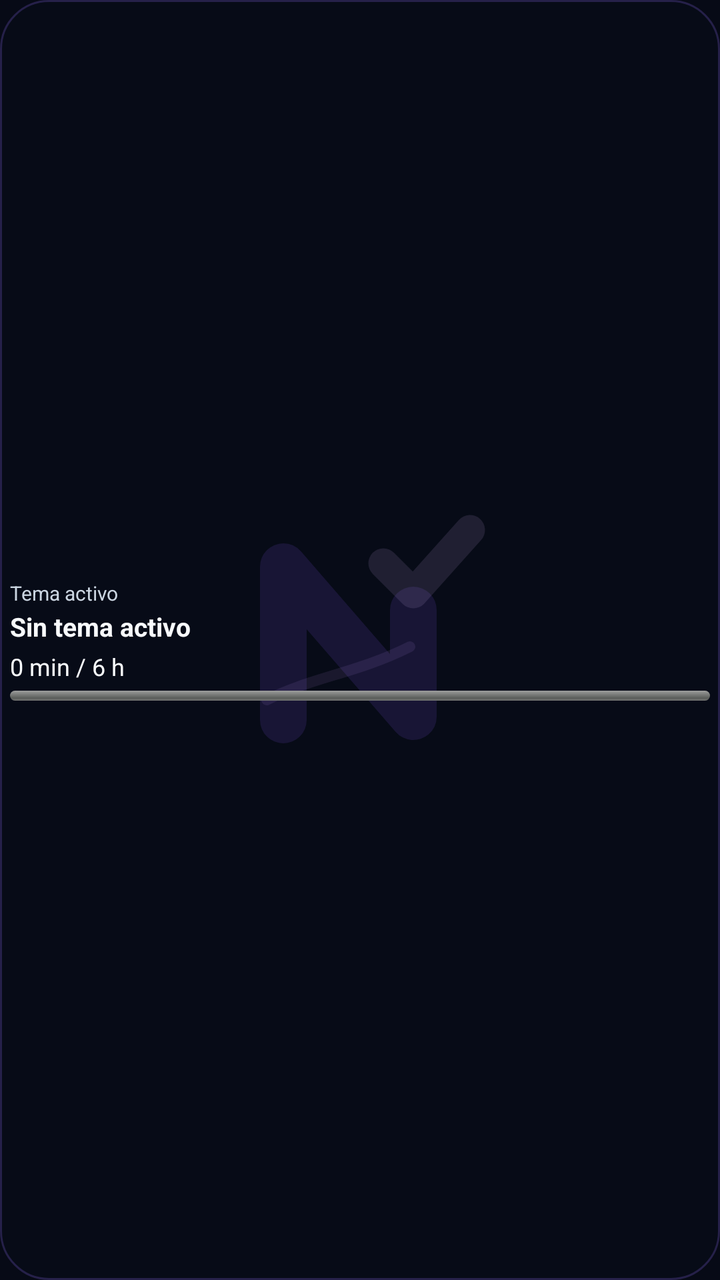
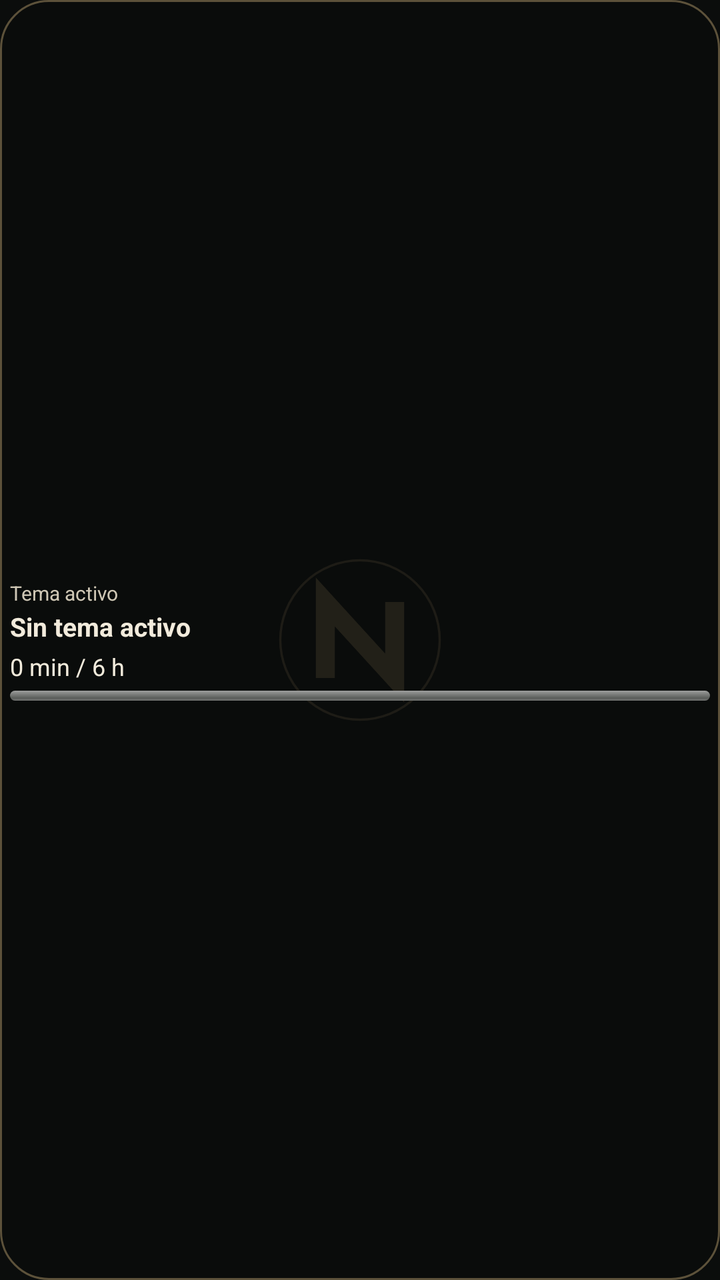

The first picture is an Android layout as it rendered before a commit; the second is the same layout after the commit. The layout source and the unified diff follow.
<!-- AndroidManifest.xml: application theme Theme.Testario -->
<!-- res/layout/widget_planario_today_compact.xml -->
<?xml version="1.0" encoding="utf-8"?>
<LinearLayout xmlns:android="http://schemas.android.com/apk/res/android"
    android:id="@+id/widgetCompactRoot"
    android:layout_width="match_parent"
    android:layout_height="match_parent"
    android:orientation="vertical"
    android:gravity="center_vertical"
    android:background="@drawable/widget_today_background_dark"
    android:padding="5dp">

    <TextView
        android:id="@+id/widgetCompactTitle"
        android:layout_width="match_parent"
        android:layout_height="wrap_content"
        android:maxLines="1"
        android:text="Tema activo"
        android:textSize="10sp"
        android:textColor="#CBD5E1" />

    <TextView
        android:id="@+id/widgetCompactObjectives"
        android:layout_width="match_parent"
        android:layout_height="wrap_content"
        android:layout_marginTop="1dp"
        android:maxLines="1"
        android:ellipsize="end"
        android:text="Sin tema activo"
        android:textStyle="bold"
        android:textSize="13sp"
        android:textColor="#F8FAFC" />

    <TextView
        android:id="@+id/widgetCompactProgress"
        android:layout_width="match_parent"
        android:layout_height="wrap_content"
        android:layout_marginTop="3dp"
        android:maxLines="1"
        android:ellipsize="end"
        android:text="0 min / 6 h"
        android:textSize="12sp"
        android:textColor="#F8FAFC" />

    <ProgressBar
        android:id="@+id/widgetCompactBar"
        style="@android:style/Widget.ProgressBar.Horizontal"
        android:layout_width="match_parent"
        android:layout_height="5dp"
        android:layout_marginTop="4dp"
        android:max="100"
        android:progress="0" />
</LinearLayout>
<!-- resources referenced by this layout -->
<resources>
  <!-- drawable widget_today_background_dark (drawable) -->
  <?xml version="1.0" encoding="utf-8"?>
  <layer-list xmlns:android="http://schemas.android.com/apk/res/android">
      <item>
          <shape>
              <solid android:color="#E6070C18" />
              <stroke android:width="1dp" android:color="#5A5E4AA8" />
              <corners android:radius="24dp" />
          </shape>
      </item>
      <item
          android:drawable="@drawable/nexum_watermark"
          android:gravity="center"
          android:width="180dp"
          android:height="180dp" />
  </layer-list>
  <style name="Theme.Testario" parent="android:style/Theme.Material.Light.NoActionBar">
          <item name="android:windowBackground">#070A16</item>
          <item name="android:statusBarColor">#070A16</item>
          <item name="android:navigationBarColor">#070A16</item>
          <item name="android:windowLightStatusBar">false</item>
      </style>
  <!-- drawable nexum_watermark (drawable) -->
  <?xml version="1.0" encoding="utf-8"?>
  <vector xmlns:android="http://schemas.android.com/apk/res/android"
      android:width="180dp"
      android:height="180dp"
      android:viewportWidth="108"
      android:viewportHeight="108">
      <path
          android:pathData="M31,78 L31,32 L70,77 L70,45"
          android:fillColor="@android:color/transparent"
          android:strokeColor="#8B5CFF"
          android:strokeAlpha="0.13"
          android:strokeWidth="14"
          android:strokeLineCap="round"
          android:strokeLineJoin="round" />
      <path
          android:pathData="M61,31 L70,40 L87,21"
          android:fillColor="@android:color/transparent"
          android:strokeColor="#DDB9FF"
          android:strokeAlpha="0.12"
          android:strokeWidth="9"
          android:strokeLineCap="round"
          android:strokeLineJoin="round" />
      <path
          android:pathData="M26,72 C40,65 53,64 69,56"
          android:fillColor="@android:color/transparent"
          android:strokeColor="#C79BFF"
          android:strokeAlpha="0.10"
          android:strokeWidth="3.2"
          android:strokeLineCap="round" />
  </vector>
</resources>

<!-- the commit's change to res/layout/widget_planario_today_compact.xml (unified diff, before → after) -->
@@ -15,7 +15,7 @@
         android:maxLines="1"
         android:text="Tema activo"
         android:textSize="10sp"
-        android:textColor="#CBD5E1" />
+        android:textColor="#CFC7B5" />
 
     <TextView
         android:id="@+id/widgetCompactObjectives"
@@ -27,7 +27,7 @@
         android:text="Sin tema activo"
         android:textStyle="bold"
         android:textSize="13sp"
-        android:textColor="#F8FAFC" />
+        android:textColor="#F2EBDC" />
 
     <TextView
         android:id="@+id/widgetCompactProgress"
@@ -38,7 +38,7 @@
         android:ellipsize="end"
         android:text="0 min / 6 h"
         android:textSize="12sp"
-        android:textColor="#F8FAFC" />
+        android:textColor="#F2EBDC" />
 
     <ProgressBar
         android:id="@+id/widgetCompactBar"
<!-- resource entries referenced after the edit -->
@@ -5,8 +5,8 @@
   <layer-list xmlns:android="http://schemas.android.com/apk/res/android">
       <item>
           <shape>
-              <solid android:color="#E6070C18" />
-              <stroke android:width="1dp" android:color="#5A5E4AA8" />
+              <solid android:color="#E60B0D0C" />
+              <stroke android:width="1dp" android:color="#66D8B880" />
               <corners android:radius="24dp" />
           </shape>
       </item>
@@ -17,9 +17,9 @@
           android:height="180dp" />
   </layer-list>
   <style name="Theme.Testario" parent="android:style/Theme.Material.Light.NoActionBar">
-          <item name="android:windowBackground">#070A16</item>
-          <item name="android:statusBarColor">#070A16</item>
-          <item name="android:navigationBarColor">#070A16</item>
+          <item name="android:windowBackground">#0B0D0C</item>
+          <item name="android:statusBarColor">#0B0D0C</item>
+          <item name="android:navigationBarColor">#0B0D0C</item>
           <item name="android:windowLightStatusBar">false</item>
       </style>
   <!-- drawable nexum_watermark (drawable) -->
@@ -30,28 +30,20 @@
       android:viewportWidth="108"
       android:viewportHeight="108">
       <path
-          android:pathData="M31,78 L31,32 L70,77 L70,45"
+          android:pathData="M54,30.1 A23.9,23.9 0 1 1 54,77.9 A23.9,23.9 0 1 1 54,30.1 Z"
           android:fillColor="@android:color/transparent"
-          android:strokeColor="#8B5CFF"
-          android:strokeAlpha="0.13"
-          android:strokeWidth="14"
-          android:strokeLineCap="round"
-          android:strokeLineJoin="round" />
+          android:strokeAlpha="0.10"
+          android:strokeColor="#D8B880"
+          android:strokeWidth="0.7" />
       <path
-          android:pathData="M61,31 L70,40 L87,21"
+          android:pathData="M43.6,65.4 L43.6,42.6 L64.4,65.4 L64.4,42.6"
           android:fillColor="@android:color/transparent"
-          android:strokeColor="#DDB9FF"
           android:strokeAlpha="0.12"
-          android:strokeWidth="9"
-          android:strokeLineCap="round"
-          android:strokeLineJoin="round" />
-      <path
-          android:pathData="M26,72 C40,65 53,64 69,56"
-          android:fillColor="@android:color/transparent"
-          android:strokeColor="#C79BFF"
-          android:strokeAlpha="0.10"
-          android:strokeWidth="3.2"
-          android:strokeLineCap="round" />
+          android:strokeColor="#D8B880"
+          android:strokeLineCap="butt"
+          android:strokeLineJoin="miter"
+          android:strokeMiterLimit="10"
+          android:strokeWidth="5.7" />
   </vector>
 </resources>
 
